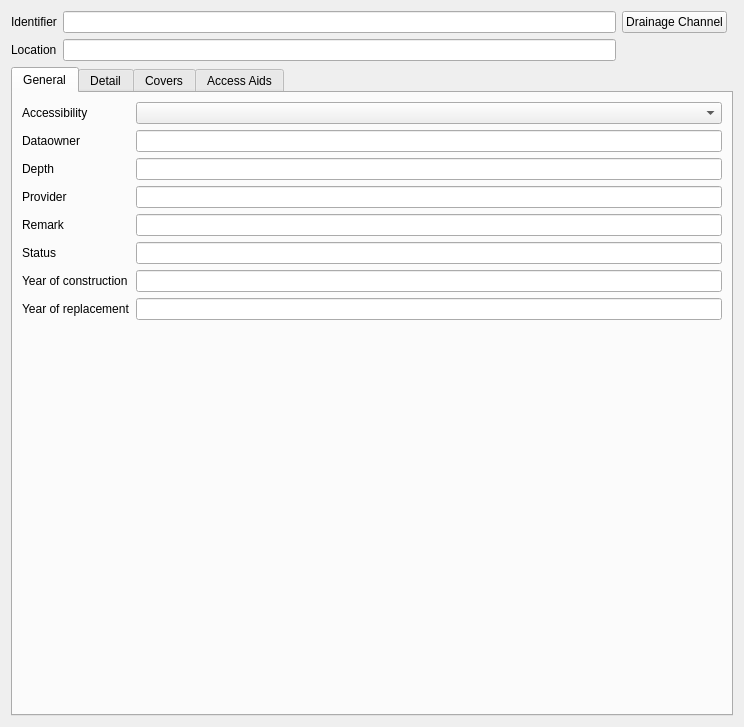
Old version of the form project/forms/manhole.ui in the repository QGEP/QGEP.
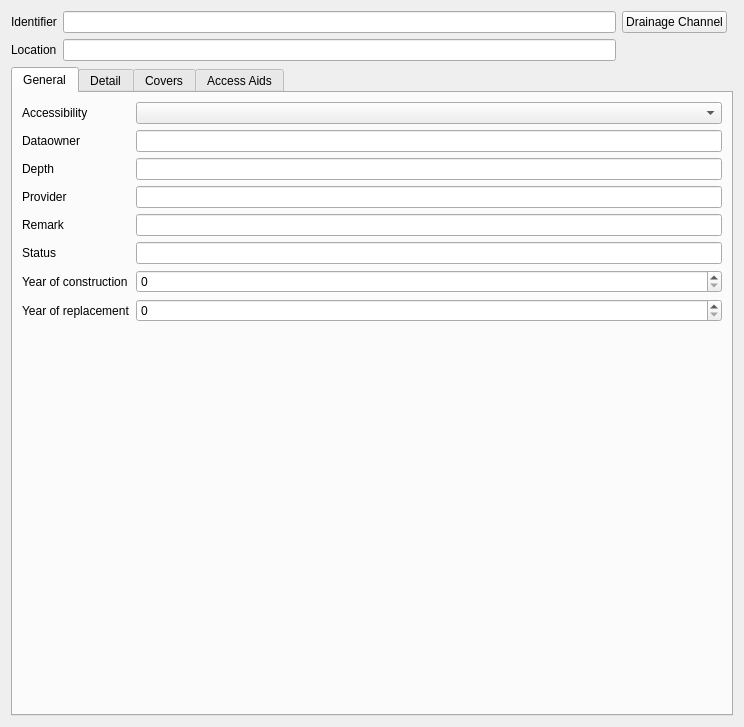
New version of the form. Custom widgets are drawn as their Qt base class.

Commit message: use spinboxes for years

What changed in the file:
```diff
--- a/project/forms/manhole.ui
+++ b/project/forms/manhole.ui
@@ -107,9 +107,6 @@
             </property>
            </widget>
           </item>
-          <item row="6" column="1">
-           <widget class="QLineEdit" name="year_of_construction"/>
-          </item>
           <item row="7" column="0">
            <widget class="QLabel" name="label_15">
             <property name="text">
@@ -117,8 +114,11 @@
             </property>
            </widget>
           </item>
+          <item row="6" column="1">
+           <widget class="QSpinBox" name="year_of_construction"/>
+          </item>
           <item row="7" column="1">
-           <widget class="QLineEdit" name="year_of_replacement"/>
+           <widget class="QSpinBox" name="year_of_replacement"/>
           </item>
          </layout>
         </widget>
```
Left out of the diff: 2 changed lines with no effect on the pictures.
